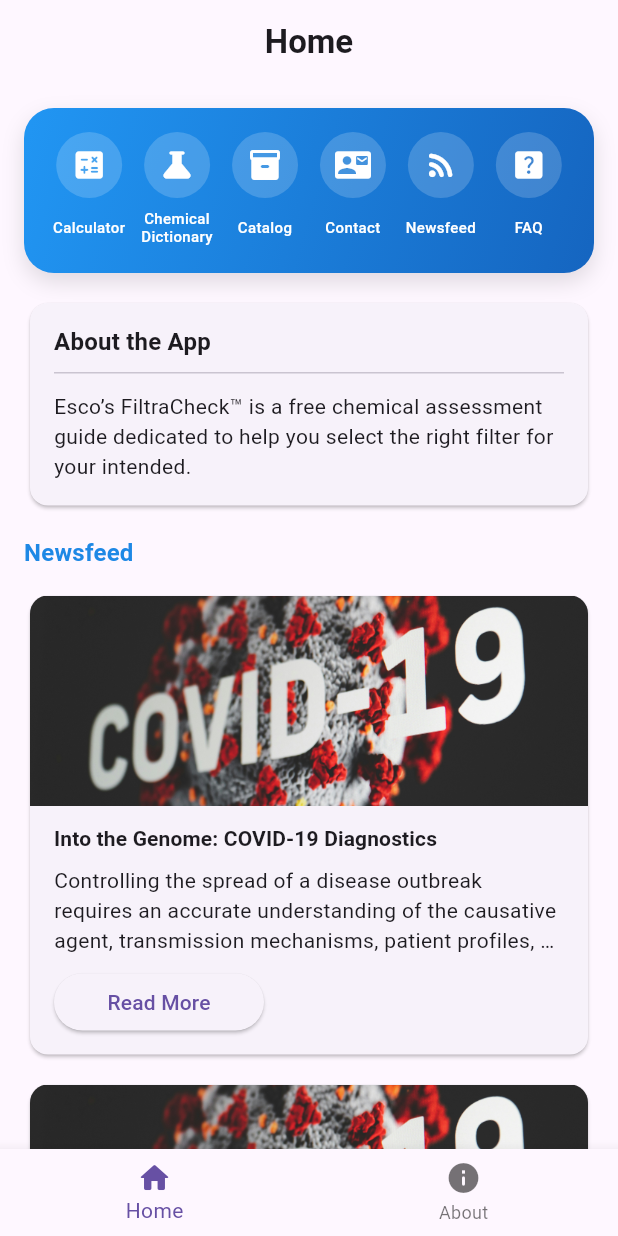
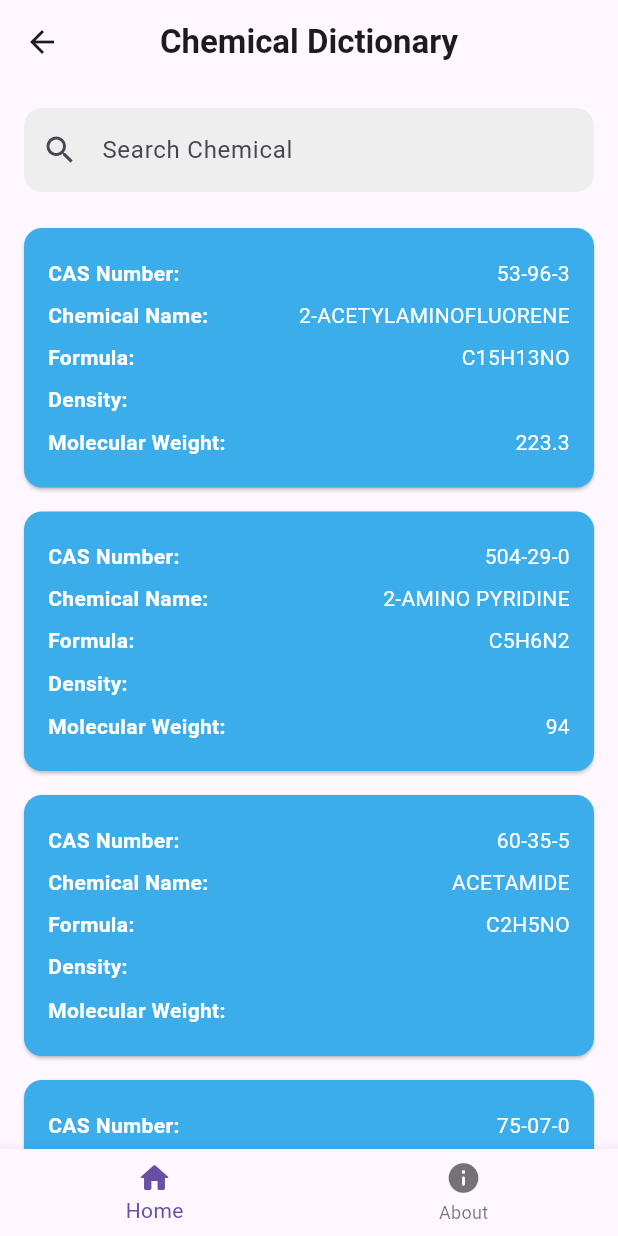
Before and after one commit to Esco-AI/filtracheck-app, a Flutter app: the screen it shows after launch, after a tap on an icon or button, on a phone screen of 412 x 824 dp. Run offline on Flutter 3.47's test engine with Material 3 defaults, Android fonts, the phone set to English and light mode, and no system bars; our stand-ins replace csv, dropdown_search, equatable, flutter_svg.

Commit message:
add: added chemical dictionary feature

```diff
--- /dev/null
+++ b/lib/chemical_dictionary/screen/chemical_dictionary_screen.dart
@@ -0,0 +1,154 @@
+import 'package:flutter/material.dart';
+
+import '../../models/chemical.dart';
+import '../../services/chemical_service.dart';
+import '../../widgets/bottom_navigation_bar.dart';
+
+class ChemicalDictionaryScreen extends StatefulWidget {
+  const ChemicalDictionaryScreen({super.key});
+
+  @override
+  State<ChemicalDictionaryScreen> createState() =>
+      _ChemicalDictionaryScreenState();
+}
+
+class _ChemicalDictionaryScreenState extends State<ChemicalDictionaryScreen> {
+  final ChemicalService _chemicalService = ChemicalService();
+  List<Chemical> _chemicals = [];
+  List<Chemical> _filteredChemicals = [];
+  final TextEditingController _searchController = TextEditingController();
+
+  @override
+  void initState() {
+    super.initState();
+    _loadChemicals();
+    _searchController.addListener(_filterChemicals);
+  }
+
+  Future<void> _loadChemicals() async {
+    await _chemicalService.initialize();
+    setState(() {
+      _chemicals = _chemicalService.chemicals;
+      _filteredChemicals = _chemicals;
+    });
+  }
+
+  void _filterChemicals() {
+    final query = _searchController.text.toLowerCase();
+    setState(() {
+      _filteredChemicals = _chemicals.where((chemical) {
+        return chemical.name.toLowerCase().contains(query);
+      }).toList();
+    });
+  }
+
+  @override
+  void dispose() {
+    _searchController.dispose();
+    super.dispose();
+  }
+
+  @override
+  Widget build(BuildContext context) {
+    return Scaffold(
+      appBar: AppBar(
+        title: const Text(
+          'Chemical Dictionary',
+          style: TextStyle(fontWeight: FontWeight.w700),
+        ),
+        centerTitle: true,
+      ),
+      body: Column(
+        children: [
+          Padding(
+            padding: const EdgeInsets.all(16.0),
+            child: TextField(
+              controller: _searchController,
+              decoration: InputDecoration(
+                hintText: 'Search Chemical',
+                prefixIcon: const Icon(Icons.search),
+                border: OutlineInputBorder(
+                  borderRadius: BorderRadius.circular(12),
+                  borderSide: BorderSide.none,
+                ),
+                filled: true,
+                fillColor: Colors.grey[200],
+              ),
+            ),
+          ),
+          Expanded(
+            child: ListView.builder(
+              itemCount: _filteredChemicals.length,
+              itemBuilder: (context, index) {
+                final chemical = _filteredChemicals[index];
+                return ChemicalDictionaryCard(chemical: chemical);
+              },
+            ),
+          ),
+        ],
+      ),
+      bottomNavigationBar: const AppBottomNav(currentIndex: 0),
+    );
+  }
+}
+
+class ChemicalDictionaryCard extends StatelessWidget {
+  final Chemical chemical;
+
+  const ChemicalDictionaryCard({super.key, required this.chemical});
+
+  @override
+  Widget build(BuildContext context) {
+    return Card(
+      margin: const EdgeInsets.symmetric(horizontal: 16, vertical: 8),
+      shape: RoundedRectangleBorder(borderRadius: BorderRadius.circular(12)),
+      color: const Color(0xFF3AADEA),
+      child: Padding(
+        padding: const EdgeInsets.all(16.0),
+        child: Column(
+          crossAxisAlignment: CrossAxisAlignment.start,
+          children: [
+            _buildInfoRow('CAS Number:', chemical.casNo),
+            _buildInfoRow('Chemical Name:', chemical.name),
+            _buildInfoRow('Formula:', chemical.formula),
+            _buildInfoRow(
+              'Density:',
+              chemical.properties['SPECIFIC GRAVITY']?.toString() ?? 'N/A',
+            ),
+            _buildInfoRow(
+              'Molecular Weight:',
+              chemical.properties['MOLECULAR WEIGHT (MW)']?.toString() ?? 'N/A',
+            ),
+          ],
+        ),
+      ),
+    );
+  }
+
+  Widget _buildInfoRow(String label, String value) {
+    return Padding(
+      padding: const EdgeInsets.symmetric(vertical: 4.0),
+      child: Row(
+        mainAxisAlignment: MainAxisAlignment.spaceBetween,
+        children: [
+          Text(
+            label,
+            style: const TextStyle(
+              color: Colors.white,
+              fontWeight: FontWeight.bold,
+            ),
+          ),
+          const SizedBox(width: 10),
+          Expanded(
+            child: Text(
+              value,
+              textAlign: TextAlign.right,
+              style: const TextStyle(color: Colors.white),
+              overflow: TextOverflow.ellipsis,
+            ),
+          ),
+        ],
+      ),
+    );
+  }
+}
--- a/lib/home/widgets/feature_panel.dart
+++ b/lib/home/widgets/feature_panel.dart
@@ -1,3 +1,4 @@
+import 'package:filtracheck_v2/chemical_dictionary/screen/chemical_dictionary_screen.dart';
 import 'package:flutter/material.dart';
 import '../../calculator/screens/calculator_intro_screen.dart';
 import 'feature_tile.dart';
@@ -47,7 +48,13 @@ class FeaturePanel extends StatelessWidget {
               icon: Icons.science_rounded,
               label: 'Chemical\nDictionary',
               width: itemWidth,
-              onTap: () {},
+              onTap: () {
+                Navigator.of(context).push(
+                  MaterialPageRoute(
+                    builder: (_) => const ChemicalDictionaryScreen(),
+                  ),
+                );
+              },
             ),
             FeatureTile(
               icon: Icons.inventory_2_rounded,
```
